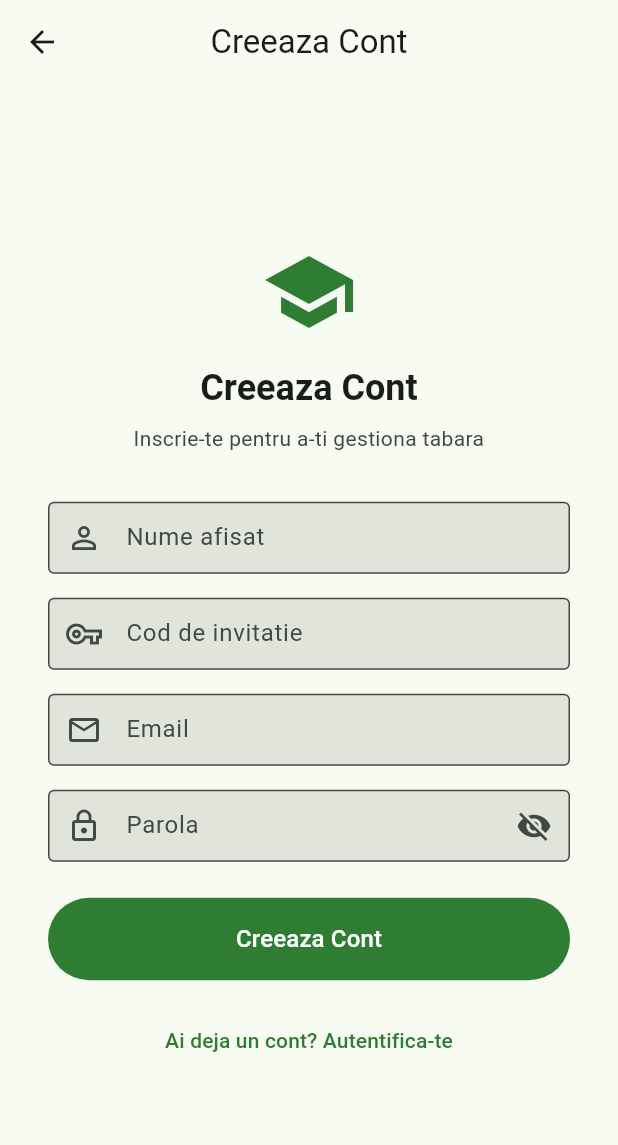
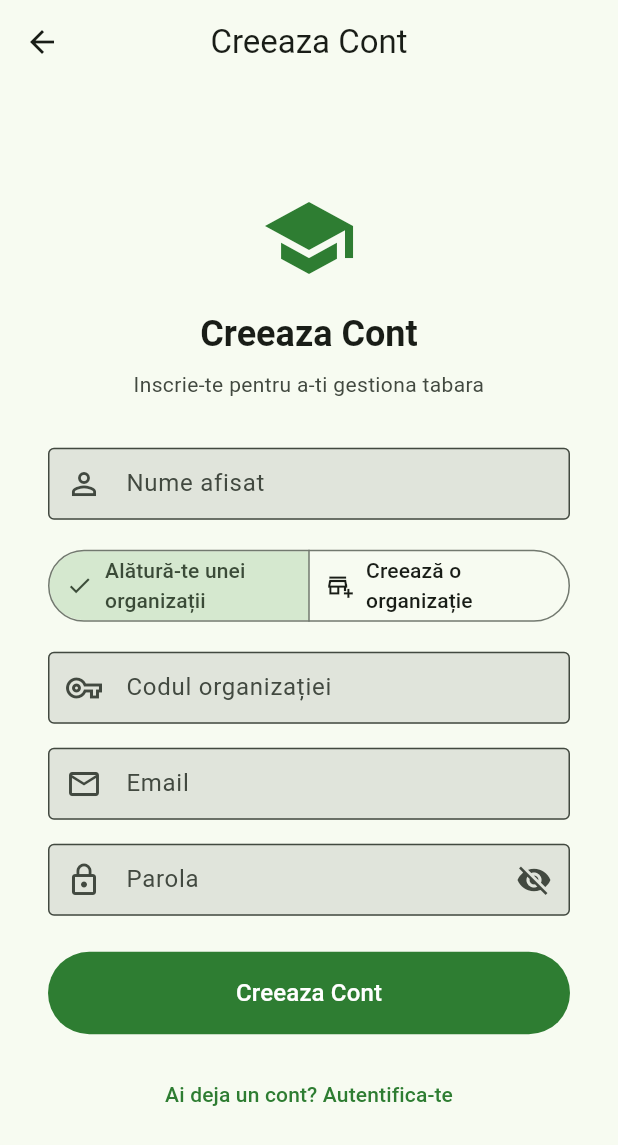
Before and after one commit to CostinCJ/CampConnect, a Flutter app: the GuideLoginScreen screen opened by its route, after a tap on "Autentificare", after a tap on "Nu ai cont? Creeaza Cont", on a phone screen of 412 x 824 dp. Shown: the top 1145 px of the screen. Run offline on Flutter 3.47's test engine with Material 3 defaults, Android fonts, the phone set to English and light mode, and no system bars; our stand-ins replace cached_network_image, cloud_firestore, cloud_functions, firebase_auth, firebase_core, firebase_messaging and 14 more; missing offline and left inert: flutter_map_tile_caching; accounts and stored records are empty; generated files the repository leaves out were written again.

Commit message:
feat: server-side org create/join in registerGuide with claims; read-only org repo

```diff
--- a/lib/core/l10n/app_localizations.dart
+++ b/lib/core/l10n/app_localizations.dart
@@ -299,6 +299,12 @@ class AppLocalizations {
   String get fieldRequired => _t('fieldRequired');
   String get inviteCode => _t('inviteCode');
   String get invalidInviteCode => _t('invalidInviteCode');
+  String get joinOrganization => _t('joinOrganization');
+  String get createOrganization => _t('createOrganization');
+  String get organizationName => _t('organizationName');
+  String get organizationCode => _t('organizationCode');
+  String get organizationInviteCode => _t('organizationInviteCode');
+  String get inviteCodeCopied => _t('inviteCodeCopied');
   String get emailAlreadyInUse => _t('emailAlreadyInUse');
   String get wrongCredentials => _t('wrongCredentials');
   String get tooManyAttempts => _t('tooManyAttempts');
@@ -556,6 +562,12 @@ class AppLocalizations {
     'fieldRequired': 'Acest camp este obligatoriu',
     'inviteCode': 'Cod de invitatie',
     'invalidInviteCode': 'Cod de invitatie invalid',
+    'joinOrganization': 'Alătură-te unei organizații',
+    'createOrganization': 'Creează o organizație',
+    'organizationName': 'Numele organizației',
+    'organizationCode': 'Codul organizației',
+    'organizationInviteCode': 'Codul de invitație al organizației',
+    'inviteCodeCopied': 'Cod copiat în clipboard!',
     'emailAlreadyInUse': 'Acest email este deja folosit',
     'wrongCredentials': 'Email sau parola incorecta',
     'tooManyAttempts': 'Prea multe incercari. Incearca din nou mai tarziu.',
@@ -871,6 +883,12 @@ class AppLocalizations {
     'fieldRequired': 'Ez a mezo kotelezo',
     'inviteCode': 'Meghivo kod',
     'invalidInviteCode': 'Ervenytelen meghivo kod',
+    'joinOrganization': 'Csatlakozás szervezethez',
+    'createOrganization': 'Szervezet létrehozása',
+    'organizationName': 'Szervezet neve',
+    'organizationCode': 'Szervezet kódja',
+    'organizationInviteCode': 'A szervezet meghívó kódja',
+    'inviteCodeCopied': 'Kód a vágólapra másolva!',
     'emailAlreadyInUse': 'Ez az email cim mar hasznalva van',
     'wrongCredentials': 'Helytelen email vagy jelszo',
     'tooManyAttempts': 'Tul sok probalkozas. Probald ujra kesobb.',
@@ -1186,6 +1204,12 @@ class AppLocalizations {
     'fieldRequired': 'This field is required',
     'inviteCode': 'Invite code',
     'invalidInviteCode': 'Invalid invite code',
+    'joinOrganization': 'Join organization',
+    'createOrganization': 'Create organization',
+    'organizationName': 'Organization name',
+    'organizationCode': 'Organization code',
+    'organizationInviteCode': 'Organization invite code',
+    'inviteCodeCopied': 'Invite code copied to clipboard!',
     'emailAlreadyInUse': 'This email is already in use',
     'wrongCredentials': 'Wrong email or password',
     'tooManyAttempts': 'Too many attempts. Try again later.',
--- a/lib/features/auth/presentation/guide_login_screen.dart
+++ b/lib/features/auth/presentation/guide_login_screen.dart
@@ -18,18 +18,21 @@ class _GuideLoginScreenState extends ConsumerState<GuideLoginScreen> {
   final _emailController = TextEditingController();
   final _passwordController = TextEditingController();
   final _displayNameController = TextEditingController();
-  final _inviteCodeController = TextEditingController();
+  final _joinOrgCodeController = TextEditingController();
+  final _newOrgNameController = TextEditingController();
 
   bool _isRegistering = false;
   bool _isLoading = false;
   bool _obscurePassword = true;
+  bool _isJoiningOrg = true;
 
   @override
   void dispose() {
     _emailController.dispose();
     _passwordController.dispose();
     _displayNameController.dispose();
-    _inviteCodeController.dispose();
+    _joinOrgCodeController.dispose();
+    _newOrgNameController.dispose();
     super.dispose();
   }
 
@@ -45,8 +48,13 @@ class _GuideLoginScreenState extends ConsumerState<GuideLoginScreen> {
 
       if (_isRegistering) {
         final displayName = _displayNameController.text.trim();
-        final inviteCode = _inviteCodeController.text.trim();
-        await authRepository.registerGuide(email: email, password: password, displayName: displayName, inviteCode: inviteCode);
+        await authRepository.registerGuide(
+          email: email,
+          password: password,
+          displayName: displayName,
+          joinOrgCode: _isJoiningOrg ? _joinOrgCodeController.text.trim() : null,
+          newOrgName: _isJoiningOrg ? null : _newOrgNameController.text.trim(),
+        );
       } else {
         await authRepository.signInGuide(email: email, password: password);
       }
@@ -192,14 +200,51 @@ class _GuideLoginScreenState extends ConsumerState<GuideLoginScreen> {
                       enabled: !_isLoading,
                     ),
                     const SizedBox(height: 16),
+                    SegmentedButton<bool>(
+                      segments: [
+                        ButtonSegment<bool>(
+                          value: true,
+                          label: Text(l10n.joinOrganization),
+                          icon: const Icon(Icons.group_add_outlined),
+                        ),
+                        ButtonSegment<bool>(
+                          value: false,
+                          label: Text(l10n.createOrganization),
+                          icon: const Icon(Icons.add_business_outlined),
+                        ),
+                      ],
+                      selected: {_isJoiningOrg},
+                      onSelectionChanged: _isLoading
+                          ? null
+                          : (selected) {
+                              setState(() => _isJoiningOrg = selected.first);
+                            },
+                    ),
+                    const SizedBox(height: 16),
+                    if (_isJoiningOrg)
                       TextFormField(
-                      controller: _inviteCodeController,
+                        key: const ValueKey('joinOrgCode'),
+                        controller: _joinOrgCodeController,
                         decoration: InputDecoration(
-                        labelText: l10n.inviteCode,
+                          labelText: l10n.organizationCode,
                           prefixIcon: const Icon(Icons.vpn_key_outlined),
                           border: const OutlineInputBorder(),
                         ),
                         textInputAction: TextInputAction.next,
+                        validator: validators.required,
+                        enabled: !_isLoading,
+                      )
+                    else
+                      TextFormField(
+                        key: const ValueKey('newOrgName'),
+                        controller: _newOrgNameController,
+                        decoration: InputDecoration(
+                          labelText: l10n.organizationName,
+                          prefixIcon: const Icon(Icons.business_outlined),
+                          border: const OutlineInputBorder(),
+                        ),
+                        textInputAction: TextInputAction.next,
+                        textCapitalization: TextCapitalization.words,
                         validator: validators.required,
                         enabled: !_isLoading,
                       ),
--- a/lib/shared/providers/providers.dart
+++ b/lib/shared/providers/providers.dart
@@ -27,6 +27,7 @@ import '../../features/map/data/location_repository.dart';
 import '../../features/map/data/session_location_repository.dart';
 import '../../features/map/domain/location.dart';
 import '../../features/map/domain/session_location.dart';
+import '../../features/organization/data/organization_repository.dart';
 import '../../features/settings/data/settings_repository.dart';
 import '../../features/settings/domain/app_settings.dart';
 import '../../shared/services/image_upload_service.dart';
@@ -62,6 +63,10 @@ final authRepositoryProvider = Provider<AuthRepository>((ref) {
 
 final campRepositoryProvider = Provider<CampRepository>((ref) {
   return CampRepository(firestore: ref.watch(firestoreProvider));
+});
+
+final organizationRepositoryProvider = Provider<OrganizationRepository>((ref) {
+  return OrganizationRepository(firestore: ref.watch(firestoreProvider));
 });
 
 final settingsRepositoryProvider = Provider<SettingsRepository>((ref) {
```
Also changed, not shown: lib/features/auth/data/auth_repository.dart (+6 -4 lines), lib/features/organization/data/organization_repository.dart (added, +27 -0 lines), lib/features/settings/presentation/guide_settings_screen.dart (+79 -0 lines), 1 other file. Lines whose indentation alone changed are shown as unchanged.
